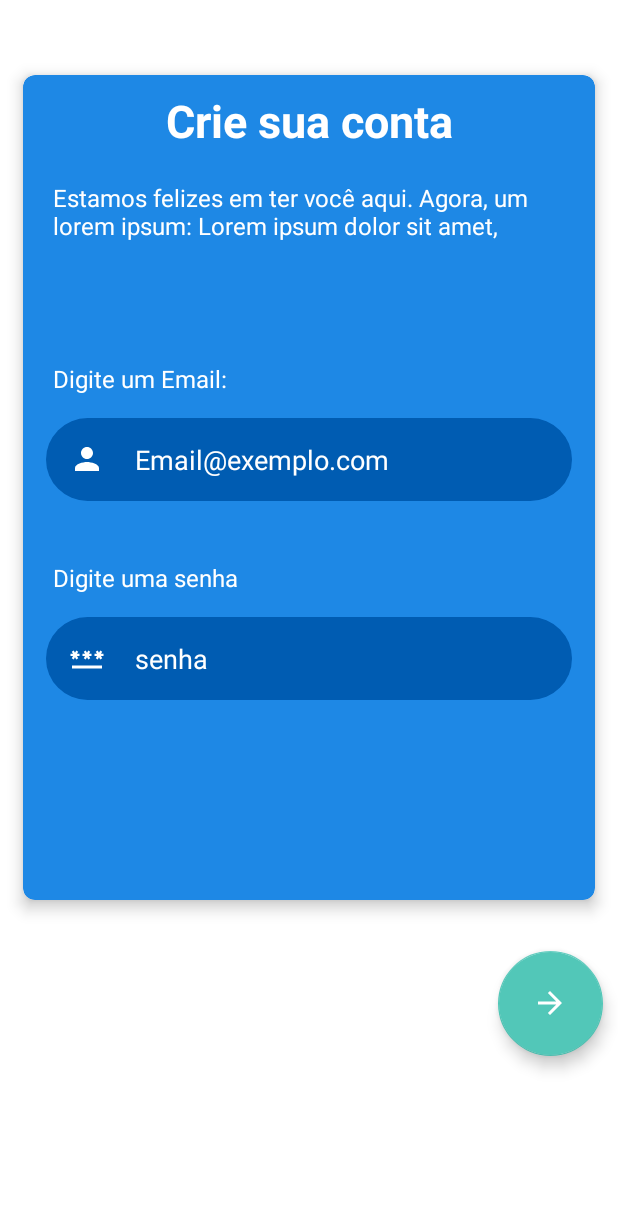
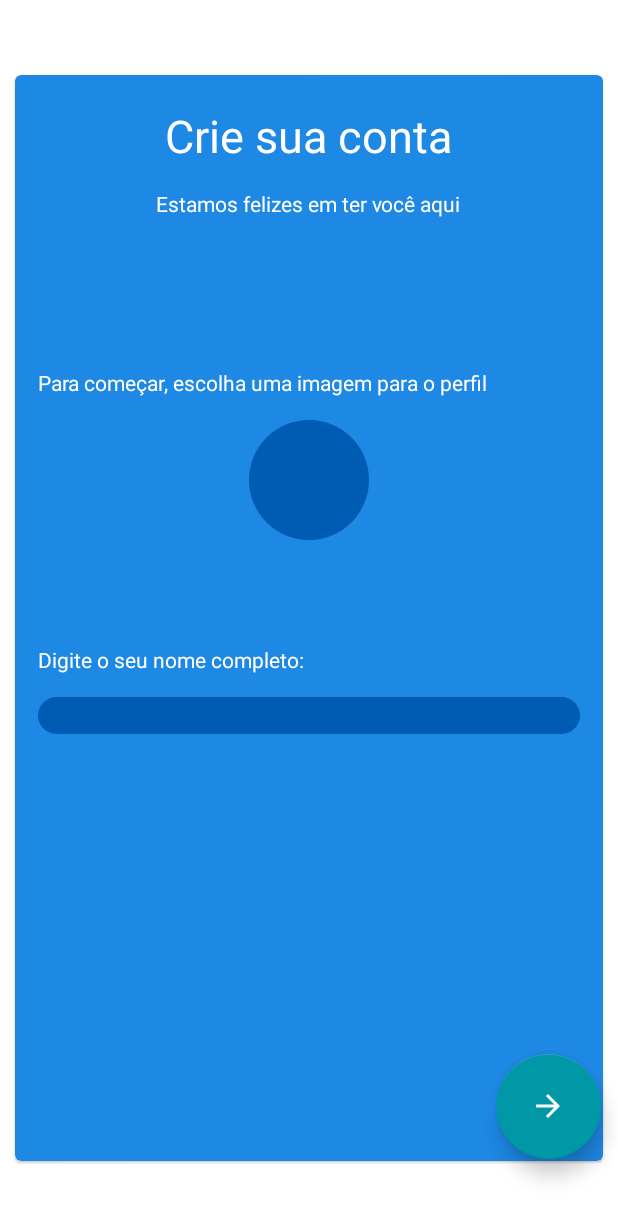
Before and after one commit to David-Marinho/CapyMail, an Android app: the screen it shows after launch (criarConta before the commit, sign_in_1 after it), after a tap on "CRIE SUA CONTA", on a phone screen of 412 x 824 dp. Shown: the top 1220 px of the screen. Run offline under Robolectric (Android 15) with nearby library versions, the phone set to English and light mode, and no system bars.

Commit message:
criaçao de uma nova tela e mudanças nas cores

```diff
--- a/app/src/main/AndroidManifest.xml
+++ b/app/src/main/AndroidManifest.xml
@@ -1,6 +1,6 @@
 <?xml version="1.0" encoding="utf-8"?>
 <manifest xmlns:android="http://schemas.android.com/apk/res/android"
-    xmlns:tools="http://schemas.android.com/tools" >
+    xmlns:tools="http://schemas.android.com/tools">
 
     <application
         android:allowBackup="true"
@@ -11,10 +11,17 @@
         android:roundIcon="@mipmap/ic_launcher_round"
         android:supportsRtl="true"
         android:theme="@style/Theme.Criar_conta"
-        tools:targetApi="31" >
+        tools:targetApi="31">
+        <activity
+            android:name=".sign_in_1"
+            android:exported="false">
+            <meta-data
+                android:name="android.app.lib_name"
+                android:value="" />
+        </activity>
         <activity
             android:name=".criarConta"
-            android:exported="false" >
+            android:exported="false">
             <meta-data
                 android:name="android.app.lib_name"
                 android:value="" />
@@ -22,7 +29,7 @@
         <activity
             android:name=".segunda_activity"
             android:exported="false"
-            android:screenOrientation="portrait" >
+            android:screenOrientation="portrait">
             <meta-data
                 android:name="android.app.lib_name"
                 android:value="" />
@@ -30,7 +37,7 @@
         <activity
             android:name=".tela_inicial"
             android:exported="true"
-            android:screenOrientation="portrait" >
+            android:screenOrientation="portrait">
             <intent-filter>
                 <action android:name="android.intent.action.MAIN" />
 
--- /dev/null
+++ b/app/src/main/java/com/example/criar_conta/sign_in_1.kt
@@ -0,0 +1,25 @@
+package com.example.criar_conta
+
+import android.content.Intent
+import androidx.appcompat.app.AppCompatActivity
+import android.os.Bundle
+import com.example.criar_conta.databinding.ActivitySignIn1Binding
+
+class sign_in_1 : AppCompatActivity() {
+    private lateinit var binding: ActivitySignIn1Binding
+
+    override fun onCreate(savedInstanceState: Bundle?) {
+        super.onCreate(savedInstanceState)
+        binding = ActivitySignIn1Binding.inflate(layoutInflater)
+        setContentView(binding.root)
+
+        binding.btnNext.setOnClickListener{
+            nextScreen()
+        }
+    }
+
+    private fun nextScreen(){
+        val screen = Intent(this, criarConta::class.java)
+        startActivity(screen)
+    }
+}
--- a/app/src/main/java/com/example/criar_conta/tela_inicial.kt
+++ b/app/src/main/java/com/example/criar_conta/tela_inicial.kt
@@ -19,7 +19,7 @@ class tela_inicial : AppCompatActivity() {
     }
 
     private  fun criar_conta(){
-        val proximaTela = Intent(this, criarConta::class.java)
+        val proximaTela = Intent(this, sign_in_1::class.java)
         startActivity(proximaTela)
     }
 }
--- a/app/src/main/res/layout/activity_segunda.xml
+++ b/app/src/main/res/layout/activity_segunda.xml
@@ -69,8 +69,7 @@
                 android:foregroundGravity="left|center"
                 android:padding="20dp"
                 android:text="Voltar para o inicio"
-                android:textColor="@color/textColor"
-                app:elevation="8dp" />
+                android:textColor="@color/textColor" />
 
         </LinearLayout>
     </com.google.android.material.card.MaterialCardView>
--- /dev/null
+++ b/app/src/main/res/layout/activity_sign_in1.xml
@@ -0,0 +1,87 @@
+<?xml version="1.0" encoding="utf-8"?>
+<androidx.constraintlayout.widget.ConstraintLayout xmlns:android="http://schemas.android.com/apk/res/android"
+    xmlns:app="http://schemas.android.com/apk/res-auto"
+    xmlns:tools="http://schemas.android.com/tools"
+    android:layout_width="match_parent"
+    android:layout_height="match_parent"
+    tools:context=".sign_in_1">
+
+    <com.google.android.material.card.MaterialCardView
+        android:id="@+id/materialCardView"
+        style="@style/card"
+        android:layout_width="match_parent"
+        android:layout_height="match_parent"
+        android:layout_marginHorizontal="10dp"
+        android:layout_marginVertical="50dp"
+        app:layout_constraintBottom_toBottomOf="parent"
+        app:layout_constraintEnd_toEndOf="parent"
+        app:layout_constraintStart_toStartOf="parent"
+        app:layout_constraintTop_toTopOf="parent">
+
+        <LinearLayout
+            android:layout_width="match_parent"
+            android:layout_height="match_parent"
+            android:layout_marginHorizontal="15dp"
+            android:layout_marginVertical="20dp"
+            android:orientation="vertical">
+
+            <TextView
+                style="@style/title"
+                android:layout_width="wrap_content"
+                android:layout_height="wrap_content"
+                android:text="@string/criar_conta" />
+
+            <TextView
+                style="@style/text"
+                android:layout_width="wrap_content"
+                android:layout_height="wrap_content"
+                android:layout_gravity="center_horizontal"
+                android:layout_marginBottom="100dp"
+                android:text="Estamos felizes em ter você aqui" />
+
+            <TextView
+                style="@style/text"
+                android:layout_width="wrap_content"
+                android:layout_height="wrap_content"
+                android:layout_marginBottom="15dp"
+                android:text="Para começar, escolha uma imagem para o perfil" />
+
+            <ImageButton
+                style="@style/input"
+                android:layout_width="80dp"
+                android:layout_height="80dp"
+                android:layout_gravity="center"
+                android:layout_marginBottom="70dp" />
+
+            <TextView
+                style="@style/text"
+                android:layout_width="wrap_content"
+                android:layout_height="wrap_content"
+                android:layout_marginBottom="15dp"
+                android:text="Digite o seu nome completo:" />
+
+            <EditText
+                style="@style/input"
+                android:layout_width="match_parent"
+                android:layout_height="wrap_content"
+                android:inputType="textLongMessage" />
+
+        </LinearLayout>
+
+    </com.google.android.material.card.MaterialCardView>
+
+    <com.google.android.material.floatingactionbutton.FloatingActionButton
+        android:id="@+id/btn_next"
+        style="@style/button"
+        android:layout_width="70dp"
+        android:layout_height="70dp"
+        android:layout_marginEnd="1dp"
+        android:layout_marginBottom="1dp"
+        android:contentDescription="@string/button"
+        android:foreground="@drawable/arrow_next"
+        android:foregroundGravity="center"
+        app:layout_constraintBottom_toBottomOf="@+id/materialCardView"
+        app:layout_constraintEnd_toEndOf="@+id/materialCardView"
+        tools:targetApi="m" />
+
+</androidx.constraintlayout.widget.ConstraintLayout>
--- a/app/src/main/res/layout/activity_tela_inicial.xml
+++ b/app/src/main/res/layout/activity_tela_inicial.xml
@@ -75,10 +75,10 @@
                 android:layout_width="match_parent"
                 android:layout_height="wrap_content"
                 android:layout_marginBottom="20dp"
-                android:elevation="8dp"
                 android:padding="15dp"
                 android:text="@string/criar_conta"
-                android:textColor="@color/white" />
+                android:textColor="@color/white"
+                app:cornerRadius="20dp"/>
 
             <com.google.android.material.button.MaterialButton
                 android:id="@+id/login"
@@ -86,10 +86,10 @@
                 android:layout_width="match_parent"
                 android:layout_height="wrap_content"
                 android:layout_marginBottom="30dp"
-                android:elevation="8dp"
                 android:padding="15dp"
                 android:text="@string/login"
-                android:textColor="@color/white" />
+                android:textColor="@color/white"
+                app:cornerRadius="20dp"/>
 
             <TextView
                 android:layout_width="wrap_content"
--- a/app/src/main/res/values/colors.xml
+++ b/app/src/main/res/values/colors.xml
@@ -6,9 +6,9 @@
 
     <color name="textColor">#FFFFFF</color>
 
-    <color name="colorSecondary">#009688</color>
-    <color name="colorSecondaryLight">#52c7b8</color>
-    <color name="colorSecondaryDark">#00675b</color>
+    <color name="colorSecondary">#0097A7</color>
+    <color name="colorSecondaryLight">#56c7d6</color>
+    <color name="colorSecondaryDark">#006876</color>
 
     <color name="black">#000000</color>
     <color name="white">#FFFFFF</color>
--- a/app/src/main/res/values/themes.xml
+++ b/app/src/main/res/values/themes.xml
@@ -16,6 +16,7 @@
     </style>
     <style name="card">
         <item name="cardBackgroundColor">@color/colorPrimary</item>
+        <item name="android:gravity">center</item>
     </style>
 
     <style name="card2">
@@ -25,7 +26,8 @@
     </style>
 
     <style name="button">
-        <item name="backgroundTint">@color/colorSecondaryLight</item>
+        <item name="backgroundTint">@color/colorSecondary</item>
+        <item name="elevation">8dp</item>
     </style>
 
     <style name="input">
@@ -40,6 +42,8 @@
 
     <style name="title" parent="text">
         <item name="android:textSize">30sp</item>
+        <item name="android:layout_gravity">center</item>
+        <item name="android:layout_marginBottom">15dp</item>
     </style>
 
     <style name="body" parent="text">
```
